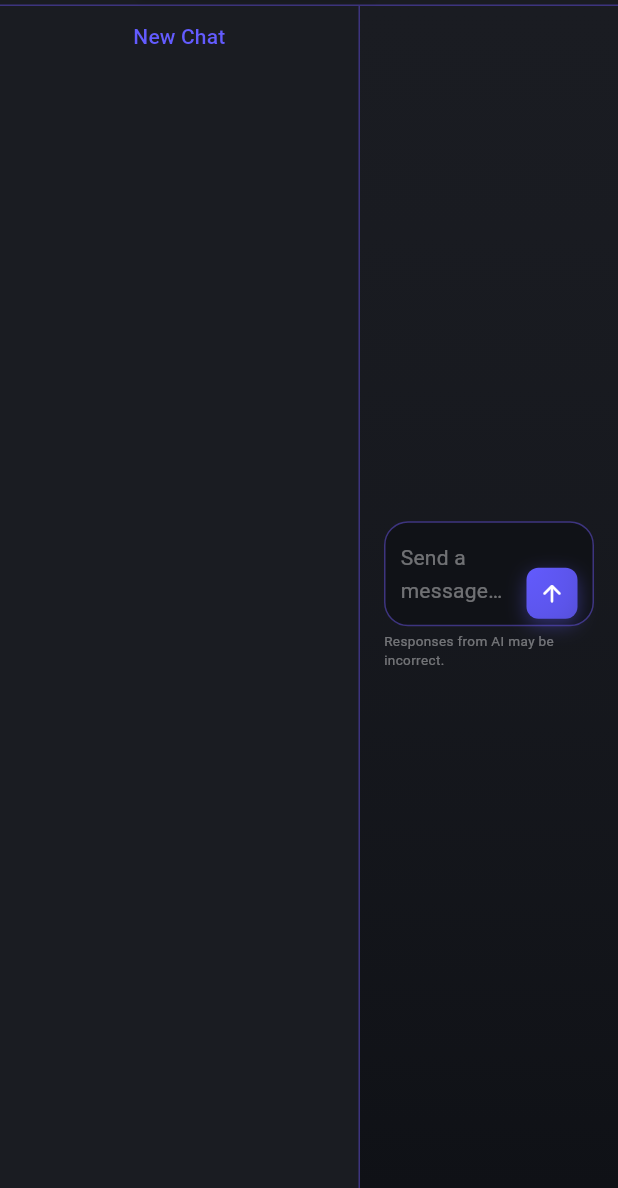
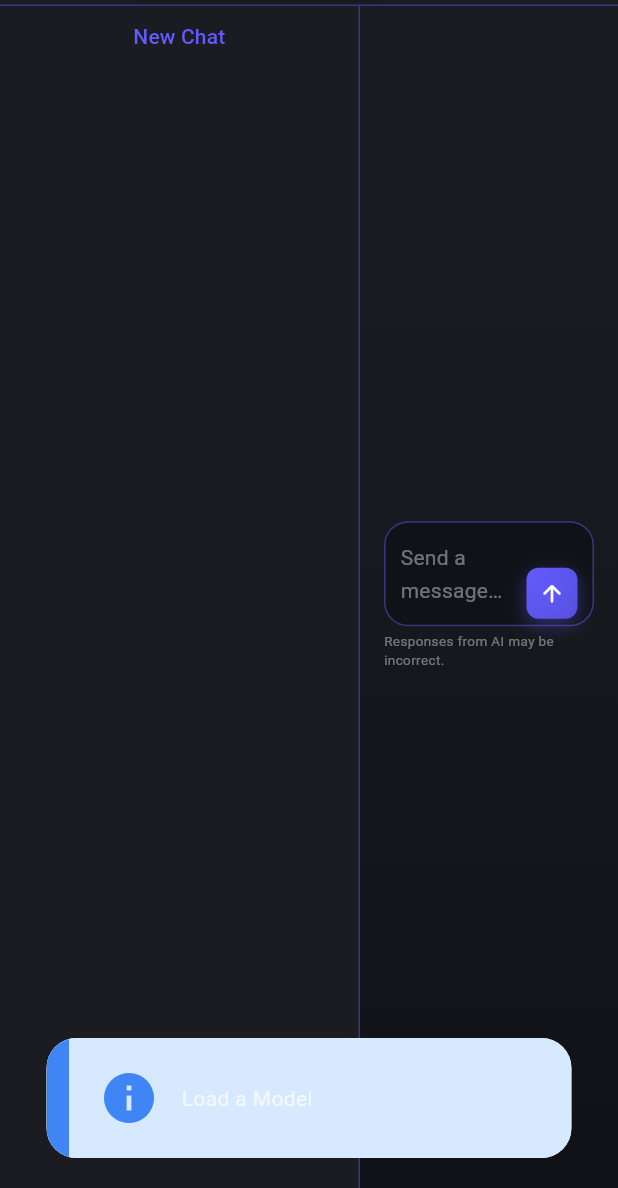
Before and after one commit to abancp/Lunar-Studio, a Flutter app: the screen it shows after launch, after a tap on the "arrow upward" icon, on a phone screen of 412 x 824 dp, the part 48-1236 px from its top. Run offline on Flutter 3.47's test engine with Material 3 defaults, Android fonts, the phone set to English and light mode, and no system bars; our stand-ins replace bootstrap_icons, file_picker, flutter_highlight, motion_toast, sqflite and 1 more; missing offline and left inert: dart:ffi; accounts and stored records are empty.

Commit message:
feat: some toasts for ux

```diff
--- a/ui/lib/src/features/chat/presentation/chat_screen.dart
+++ b/ui/lib/src/features/chat/presentation/chat_screen.dart
@@ -9,6 +9,7 @@ import 'package:flutter/rendering.dart';
 import 'package:path_provider/path_provider.dart';
 import 'package:path/path.dart' as p;
 import 'package:LunarStudio/src/ffi/llm_engine.dart';
+import 'package:motion_toast/motion_toast.dart';
 
 class ChatPage extends StatefulWidget {
   const ChatPage({super.key});
@@ -75,8 +76,11 @@ class _ChatPageState extends State<ChatPage> {
         importing = false;
         print("Copied successfully");
       } on Exception catch (_) {
-        //TODO : Error toaster
-        print("Error : Can't import model ");
+        if (!mounted) return;
+        MotionToast.error(
+          description: Text("Can't Import Model"),
+        ).show(context);
+        debugPrint("Error : Can't import model ");
       } finally {
         importing = false;
       }
@@ -90,6 +94,9 @@ class _ChatPageState extends State<ChatPage> {
   Future<void> loadModel() async {
     try {
       if (selectedModel == "" || selectedModel == "Select Model") {
+        MotionToast.info(
+          description: Text("Select Model to Load"),
+        ).show(context);
         return;
       }
       final dir = await getApplicationSupportDirectory();
@@ -105,6 +112,9 @@ class _ChatPageState extends State<ChatPage> {
       debugPrint(destination.path);
       await LLMEngine().load(destination.path);
       if (mounted) {
+        MotionToast.success(
+          description: Text("Model Loaded Successfully!"),
+        ).show(context);
         setState(() {
           engineReady = true;
           loadedModel = selectedModel;
@@ -112,6 +122,7 @@ class _ChatPageState extends State<ChatPage> {
         });
       }
     } catch (e) {
+      //TODO : toast for evry error
       debugPrint('❌ Engine error: $e');
     }
   }
@@ -142,6 +153,7 @@ class _ChatPageState extends State<ChatPage> {
                     engineReady: engineReady,
                     chatId: chatId,
                     setChatId: setChatId,
+                    loadedModel: loadedModel,
                   ),
                 ),
               ],
--- a/ui/lib/src/features/chat/presentation/panels/main_panel.dart
+++ b/ui/lib/src/features/chat/presentation/panels/main_panel.dart
@@ -6,11 +6,9 @@ import 'package:flutter/material.dart';
 import 'package:flutter/services.dart';
 import 'package:LunarStudio/src/ffi/llm_engine.dart';
 import 'package:flutter_highlight/flutter_highlight.dart';
-import 'package:flutter_highlight/themes/atom-one-dark.dart';
-import 'package:flutter_highlight/themes/mono-blue.dart';
-import 'package:flutter_highlight/themes/monokai-sublime.dart';
 import 'package:flutter_highlight/themes/vs2015.dart';
-import 'package:path/path.dart';
+import 'package:motion_toast/motion_toast.dart';
+import 'package:path/path.dart' as p;
 
 enum ChunkType { plain, thinking, code, heading, bullet }
 
@@ -214,12 +212,14 @@ class MainPanel extends StatefulWidget {
   final bool engineReady;
   final int chatId;
   final void Function(int) setChatId;
+  final String loadedModel;
 
   const MainPanel({
     super.key,
     required this.engineReady,
     required this.chatId,
     required this.setChatId,
+    required this.loadedModel,
   });
 
   @override
@@ -268,6 +268,11 @@ class _MainPanelState extends State<MainPanel> {
   }
 
   void _onSubmit() {
+    if (widget.loadedModel == "") {
+      if (!mounted) return;
+      MotionToast.info(description: Text("Load a Model")).show(context);
+      return;
+    }
     if (!engineReady || isGenerating) return;
     final text = controller.text.trim();
     if (text.isEmpty) return;
--- a/ui/pubspec.yaml
+++ b/ui/pubspec.yaml
@@ -41,6 +41,7 @@ dependencies:
   cupertino_icons: ^1.0.8
   file_picker: ^10.3.7
   flutter_highlight: ^0.7.0
+  motion_toast: ^2.6.9
 
 
 dev_dependencies:
```
Also changed, not shown: ui/pubspec.lock.
